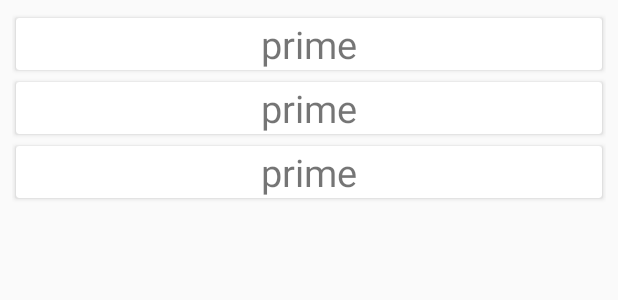
After one commit to 3HortB98/PrimeNumberFinderAssigment, an Android app: the layout prime_detail_fragment.xml on its own in the app's theme, with its tools: preview values and no code run, on a phone screen of 412 x 824 dp. The commit adds this screen. Shown: the top 300 px of the screen. Run offline under Robolectric (Android 15) with nearby library versions, the phone set to English and light mode, and no system bars.

Commit message:
fragments added

```diff
--- a/app/src/main/java/com/example/primenumbers/model/FindPrimeSource.java
+++ b/app/src/main/java/com/example/primenumbers/model/FindPrimeSource.java
@@ -1,6 +1,7 @@
 package com.example.primenumbers.model;
 
 
+import java.util.ArrayList;
 import java.util.Arrays;
 import java.util.LinkedList;
 import java.util.List;
@@ -28,7 +29,7 @@ public class FindPrimeSource  implements DataSource {
                 }
             }
         }
-        List<Integer> primeNumbers = new LinkedList<>();
+        List<Integer> primeNumbers = new ArrayList<>();
         for (int i = 2; i <= n; i++) {
             if (prime[i]) {
                 primeNumbers.add(i);
--- /dev/null
+++ b/app/src/main/res/layout/prime_detail_fragment.xml
@@ -0,0 +1,22 @@
+<?xml version="1.0" encoding="utf-8"?>
+<android.support.constraint.ConstraintLayout xmlns:android="http://schemas.android.com/apk/res/android"
+    android:layout_width="match_parent"
+    android:layout_height="match_parent"
+    xmlns:tools="http://schemas.android.com/tools"
+    xmlns:app="http://schemas.android.com/apk/res-auto">
+
+    <android.support.v7.widget.RecyclerView
+        android:id="@+id/rvData"
+        android:layout_width="0dp"
+        android:layout_height="0dp"
+        android:layout_marginStart="8dp"
+        android:layout_marginTop="8dp"
+        android:layout_marginEnd="8dp"
+        android:layout_marginBottom="8dp"
+        app:layout_constraintBottom_toBottomOf="parent"
+        app:layout_constraintEnd_toEndOf="parent"
+        app:layout_constraintStart_toStartOf="parent"
+        app:layout_constraintTop_toTopOf="parent"
+        tools:listitem="@layout/number_pass" />
+
+</android.support.constraint.ConstraintLayout>
```
Also changed, not shown: app/src/main/java/com/example/primenumbers/FindPrime.java (deleted, +0 -30 lines), app/src/main/java/com/example/primenumbers/ItemDetailFragment.java (+51 -1 lines), app/src/main/java/com/example/primenumbers/home/MainActivity.java (+34 -6 lines), app/src/main/res/layout/activity_main.xml (+15 -2 lines).
